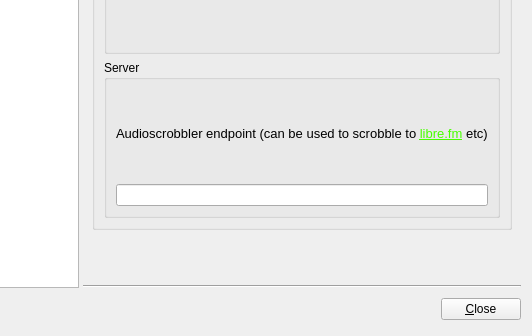
Before: the Qt Designer form ui/preferencesdialog.ui in Voker57/qmpdclient, drawn with Qt 5; both pictures show x 407 to 939 and y 365 to 701 of the 939 by 701 pixel window.
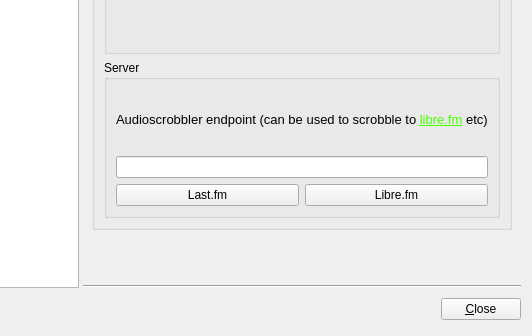
After: the same form once the commit is applied.

Commit message: Buttons for quick setting of last.fm/libre.fm servers

The edit to the form file:
```diff
--- a/ui/preferencesdialog.ui
+++ b/ui/preferencesdialog.ui
@@ -1838,6 +1838,24 @@
                  <item>
                   <widget class="QLineEdit" name="lastFmServerEdit"/>
                  </item>
+                 <item>
+                  <layout class="QHBoxLayout" name="horizontalLayout_3">
+                   <item>
+                    <widget class="QPushButton" name="setLibreFmServerButton">
+                     <property name="text">
+                      <string>Last.fm</string>
+                     </property>
+                    </widget>
+                   </item>
+                   <item>
+                    <widget class="QPushButton" name="setLastFmServerButton">
+                     <property name="text">
+                      <string>Libre.fm</string>
+                     </property>
+                    </widget>
+                   </item>
+                  </layout>
+                 </item>
                 </layout>
                </widget>
               </item>
```
Left out of the diff: 38 changed lines with no effect on the pictures. The commit also changes 2 other files.
